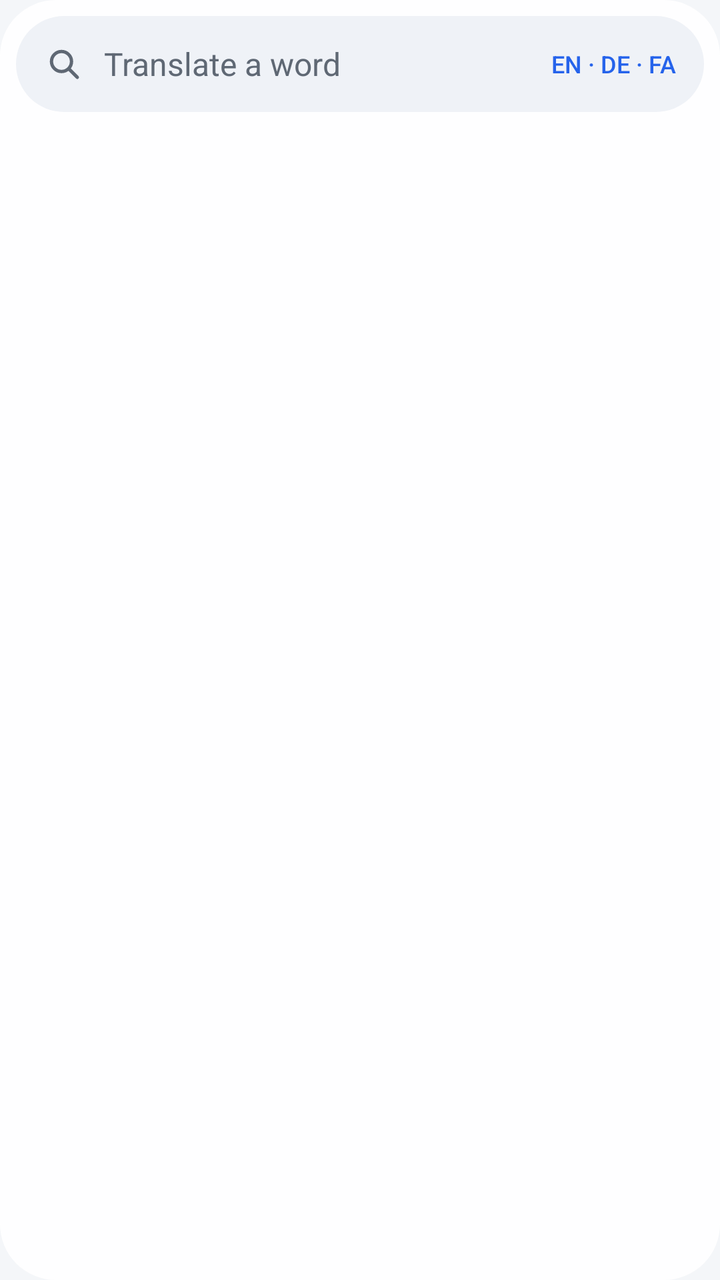
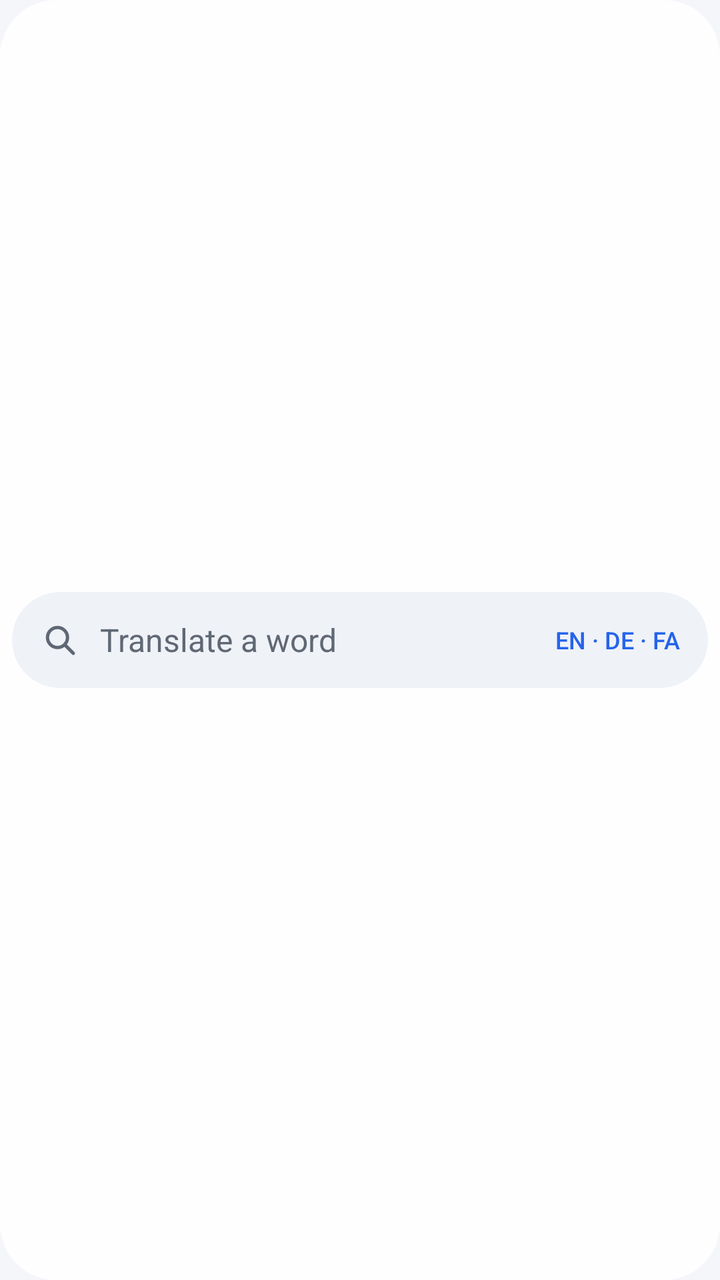

An Android layout rendered at two revisions. The XML below is the earlier revision; the diff shows what the commit changed to produce the second picture.
<!-- AndroidManifest.xml: application theme AppTheme -->
<!-- res/layout/widget.xml -->
<?xml version="1.0" encoding="utf-8"?>
<LinearLayout xmlns:android="http://schemas.android.com/apk/res/android"
    android:id="@android:id/background"
    android:layout_width="match_parent"
    android:layout_height="match_parent"
    android:background="@drawable/widget_bg"
    android:orientation="vertical"
    android:padding="8dp">

    <LinearLayout
        android:id="@+id/bar"
        android:layout_width="match_parent"
        android:layout_height="48dp"
        android:background="@drawable/widget_field"
        android:gravity="center_vertical"
        android:orientation="horizontal"
        android:paddingStart="14dp"
        android:paddingEnd="14dp">

        <ImageView
            android:layout_width="20dp"
            android:layout_height="20dp"
            android:importantForAccessibility="no"
            android:src="@drawable/ic_search" />

        <TextView
            android:layout_width="0dp"
            android:layout_height="wrap_content"
            android:layout_marginStart="10dp"
            android:layout_weight="1"
            android:ellipsize="end"
            android:maxLines="1"
            android:text="@string/widget_hint"
            android:textColor="@color/widget_sub"
            android:textSize="16sp" />

        <TextView
            android:layout_width="wrap_content"
            android:layout_height="wrap_content"
            android:layout_marginStart="8dp"
            android:fontFamily="sans-serif-medium"
            android:maxLines="1"
            android:text="@string/widget_langs"
            android:textColor="@color/widget_accent"
            android:textSize="12sp" />
    </LinearLayout>

    
    <FrameLayout
        android:id="@+id/divider"
        android:layout_width="match_parent"
        android:layout_height="4dp"
        android:visibility="gone" />

    <LinearLayout android:id="@+id/row1" style="@style/WidgetRow">
        <TextView android:id="@+id/word1" style="@style/WidgetWord" />
        <TextView android:id="@+id/meaning1" style="@style/WidgetMeaning" />
    </LinearLayout>

    <LinearLayout android:id="@+id/row2" style="@style/WidgetRow">
        <TextView android:id="@+id/word2" style="@style/WidgetWord" />
        <TextView android:id="@+id/meaning2" style="@style/WidgetMeaning" />
    </LinearLayout>

    <LinearLayout android:id="@+id/row3" style="@style/WidgetRow">
        <TextView android:id="@+id/word3" style="@style/WidgetWord" />
        <TextView android:id="@+id/meaning3" style="@style/WidgetMeaning" />
    </LinearLayout>
</LinearLayout>
<!-- resources referenced by this layout -->
<resources>
  <color name="widget_accent">#FF2563EB</color>
  <color name="widget_sub">#FF5F6874</color>
  <!-- drawable ic_search (drawable) -->
  <?xml version="1.0" encoding="utf-8"?>
  <vector xmlns:android="http://schemas.android.com/apk/res/android"
      android:width="24dp"
      android:height="24dp"
      android:viewportWidth="24"
      android:viewportHeight="24">
      <path
          android:pathData="M10.5,4.5a6,6 0,1 1,0 12a6,6 0,1 1,0 -12M15,15L20,20"
          android:strokeWidth="2"
          android:strokeColor="@color/widget_sub"
          android:strokeLineCap="round" />
  </vector>
  <!-- drawable widget_bg (drawable) -->
  <?xml version="1.0" encoding="utf-8"?>
  <shape xmlns:android="http://schemas.android.com/apk/res/android" android:shape="rectangle">
      <solid android:color="@color/widget_bg" />
      <corners android:radius="@dimen/widget_radius" />
  </shape>
  <!-- drawable widget_field (drawable) -->
  <?xml version="1.0" encoding="utf-8"?>
  <shape xmlns:android="http://schemas.android.com/apk/res/android" android:shape="rectangle">
      <solid android:color="@color/widget_field" />
      <corners android:radius="24dp" />
  </shape>
  <string name="widget_hint">Translate a word</string>
  <string name="widget_langs">EN · DE · FA</string>
  <style name="WidgetMeaning">
          <item name="android:layout_width">0dp</item>
          <item name="android:layout_height">wrap_content</item>
          <item name="android:layout_weight">1</item>
          <item name="android:layout_marginStart">12dp</item>
          <item name="android:maxLines">1</item>
          <item name="android:ellipsize">end</item>
          <item name="android:gravity">end</item>
          <item name="android:textSize">15sp</item>
          <item name="android:textColor">@color/widget_sub</item>
          <item name="android:textDirection">firstStrong</item>
      </style>
  <style name="WidgetRow">
          <item name="android:layout_width">match_parent</item>
          <item name="android:layout_height">34dp</item>
          <item name="android:gravity">center_vertical</item>
          <item name="android:orientation">horizontal</item>
          <item name="android:paddingStart">6dp</item>
          <item name="android:paddingEnd">6dp</item>
          <item name="android:visibility">gone</item>
      </style>
  <style name="WidgetWord">
          <item name="android:layout_width">0dp</item>
          <item name="android:layout_height">wrap_content</item>
          <item name="android:layout_weight">1</item>
          <item name="android:maxLines">1</item>
          <item name="android:ellipsize">end</item>
          <item name="android:textSize">15sp</item>
          <item name="android:textColor">@color/widget_text</item>
          <item name="android:textDirection">firstStrong</item>
          <item name="android:textAlignment">viewStart</item>
      </style>
  <style name="AppTheme" parent="android:Theme.Material.Light.NoActionBar">
          <item name="android:windowBackground">@color/bg</item>
          <item name="android:statusBarColor">@color/bg</item>
          <item name="android:navigationBarColor">@color/bg</item>
          <item name="android:windowLightStatusBar">true</item>
          <item name="android:colorAccent">@color/accent</item>
          <item name="android:colorPrimary">@color/accent</item>
      </style>
  <color name="widget_bg">#F2FFFFFF</color>
  <dimen name="widget_radius">22dp</dimen>
  <color name="widget_field">#FFEFF2F7</color>
  <color name="widget_text">#FF12161C</color>
  <color name="bg">#FFF4F6F9</color>
  <color name="accent">#FF2563EB</color>
</resources>

<!-- the commit's change to res/layout/widget.xml (unified diff, before → after) -->
@@ -4,8 +4,9 @@
     android:layout_width="match_parent"
     android:layout_height="match_parent"
     android:background="@drawable/widget_bg"
+    android:gravity="center_vertical"
     android:orientation="vertical"
-    android:padding="8dp">
+    android:padding="6dp">
 
     <LinearLayout
         android:id="@+id/bar"
<!-- resource entries referenced after the edit -->
@@ -43,7 +43,7 @@
       </style>
   <style name="WidgetRow">
           <item name="android:layout_width">match_parent</item>
-          <item name="android:layout_height">34dp</item>
+          <item name="android:layout_height">30dp</item>
           <item name="android:gravity">center_vertical</item>
           <item name="android:orientation">horizontal</item>
           <item name="android:paddingStart">6dp</item>
